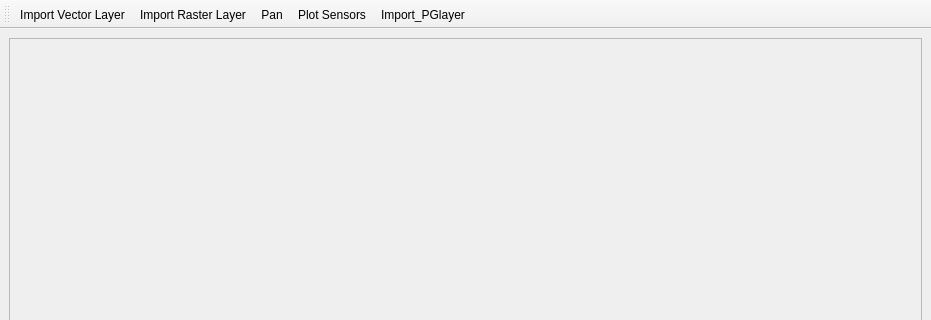
Old version of the form ui_files/smartgrid_gui.ui in the repository aayux/smart-grid; both pictures show x 0 to 931 and y 0 to 320 of the 931 by 555 pixel window.
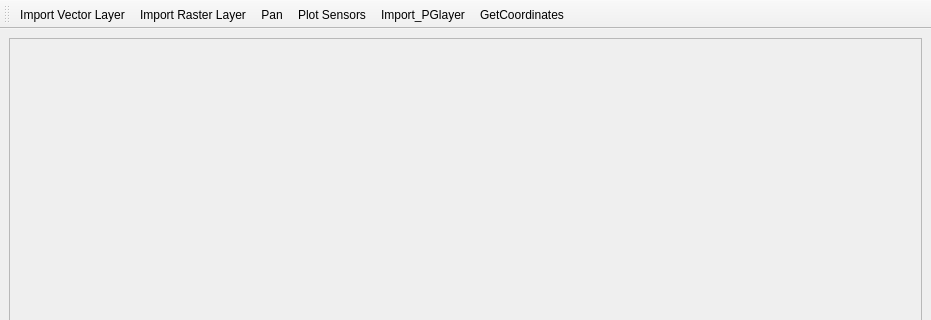
New version of the form. Icons and pictures are not drawn.

Diff of the .ui file:
```diff
--- a/ui_files/smartgrid_gui.ui
+++ b/ui_files/smartgrid_gui.ui
@@ -42,6 +42,7 @@
    <addaction name="actionPan"/>
    <addaction name="actionPlot_Sensors"/>
    <addaction name="actionImport_PGlayer"/>
+   <addaction name="actionGetCoordinates"/>
   </widget>
   <widget class="QStatusBar" name="statusbar"/>
   <action name="actionImport_Vlayer">
@@ -113,6 +114,14 @@
     <string>Import_PGlayer</string>
    </property>
   </action>
+  <action name="actionGetCoordinates">
+   <property name="text">
+    <string>GetCoordinates</string>
+   </property>
+   <property name="toolTip">
+    <string>GetCoordinates</string>
+   </property>
+  </action>
  </widget>
  <resources/>
  <connections/>
```
